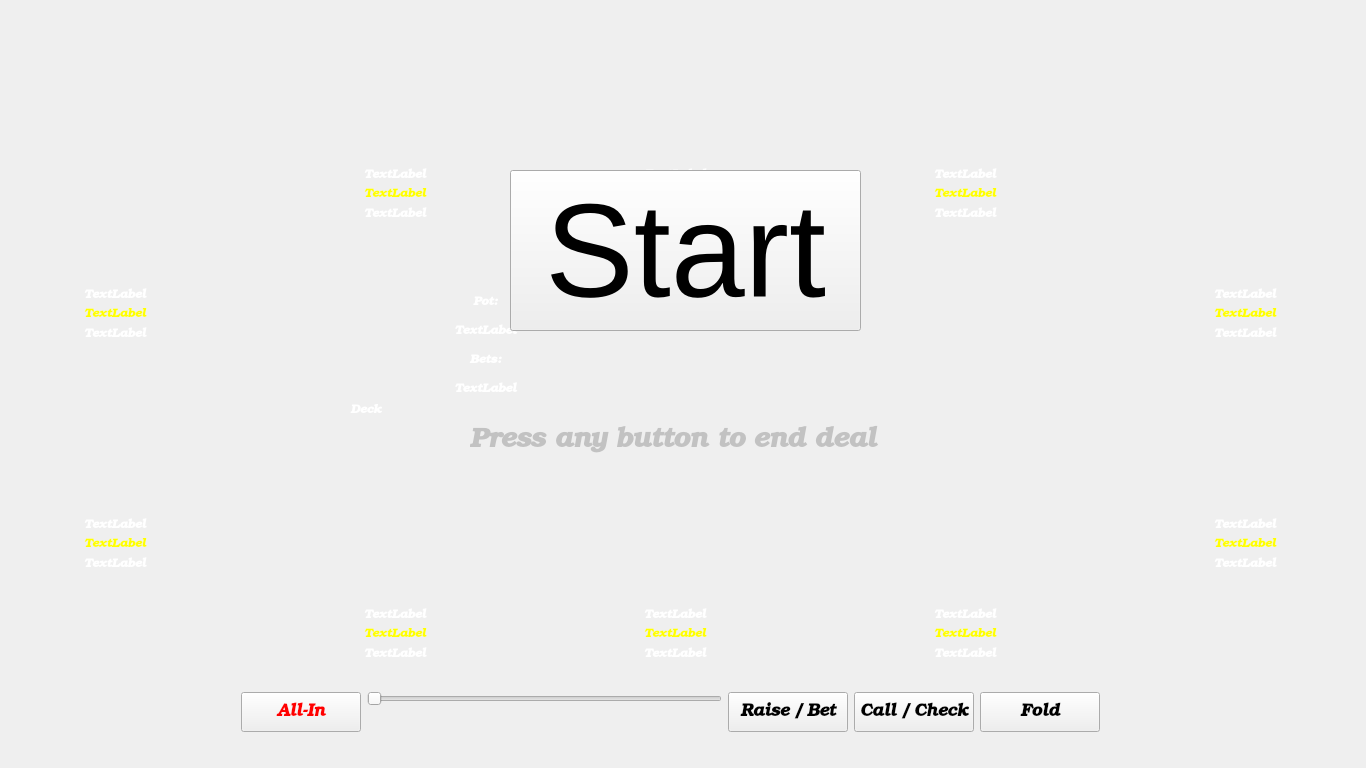
First picture: the form in mainwindow.ui, repository maxkolotilin/Holding-cards, before the edit.
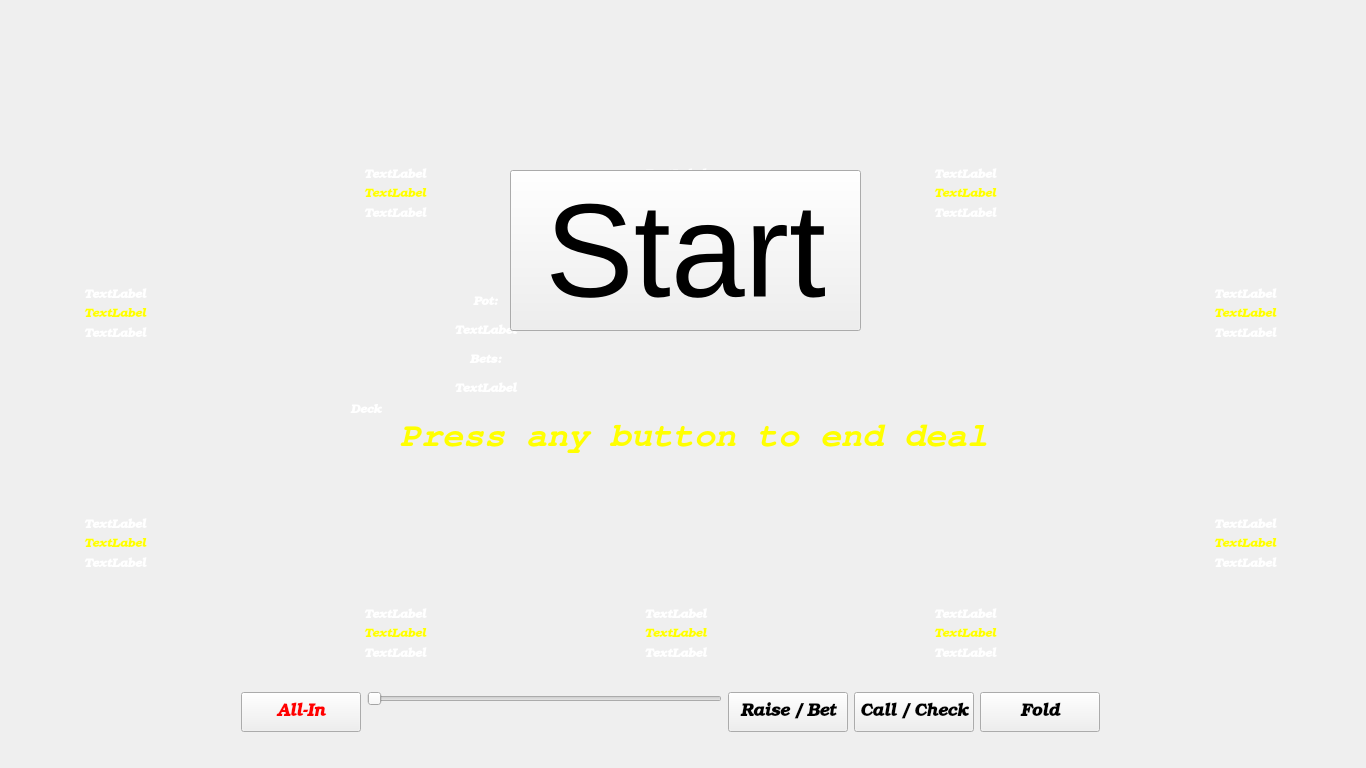
Second picture: the form after the edit.

```diff
--- a/mainwindow.ui
+++ b/mainwindow.ui
@@ -688,13 +688,16 @@
       <rect>
        <x>0</x>
        <y>-1</y>
-       <width>190</width>
+       <width>191</width>
        <height>213</height>
       </rect>
      </property>
      <layout class="QVBoxLayout" name="verticalLayout_11">
       <item>
        <layout class="QHBoxLayout" name="horizontalLayout_11">
+        <property name="leftMargin">
+         <number>1</number>
+        </property>
         <property name="topMargin">
          <number>2</number>
         </property>
@@ -3300,10 +3303,10 @@
    <widget class="QLabel" name="label_help_text">
     <property name="geometry">
      <rect>
-      <x>470</x>
-      <y>420</y>
-      <width>421</width>
-      <height>41</height>
+      <x>400</x>
+      <y>410</y>
+      <width>591</width>
+      <height>51</height>
      </rect>
     </property>
     <property name="palette">
@@ -3312,9 +3315,9 @@
        <colorrole role="WindowText">
         <brush brushstyle="SolidPattern">
          <color alpha="255">
-          <red>194</red>
-          <green>194</green>
-          <blue>194</blue>
+          <red>255</red>
+          <green>255</green>
+          <blue>0</blue>
          </color>
         </brush>
        </colorrole>
@@ -3323,9 +3326,9 @@
        <colorrole role="WindowText">
         <brush brushstyle="SolidPattern">
          <color alpha="255">
-          <red>194</red>
-          <green>194</green>
-          <blue>194</blue>
+          <red>255</red>
+          <green>255</green>
+          <blue>0</blue>
          </color>
         </brush>
        </colorrole>
@@ -3345,8 +3348,8 @@
     </property>
     <property name="font">
      <font>
-      <family>URW Bookman L</family>
-      <pointsize>20</pointsize>
+      <family>Nimbus Mono L</family>
+      <pointsize>26</pointsize>
       <weight>75</weight>
       <italic>true</italic>
       <bold>true</bold>
```
Left out of the diff: 27 changed lines with no effect on the pictures.
